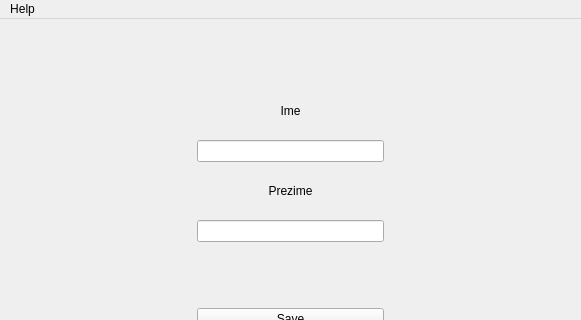
Above: gui_fajl.ui from Sasa993/Agent-Tool before the change; both pictures show x 0 to 581 and y 0 to 320 of the 581 by 461 pixel window. Below: the same form after it.
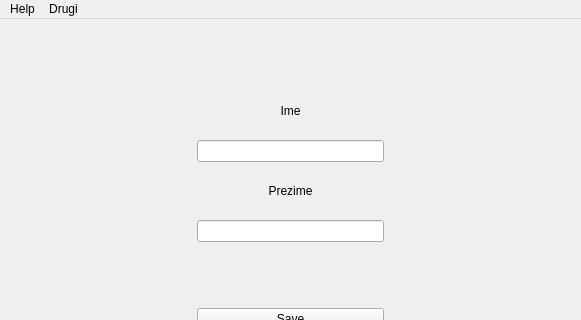
That is the form after the change. Icons and pictures are not drawn.

Patch:
```diff
--- a/gui_fajl.ui
+++ b/gui_fajl.ui
@@ -166,7 +166,14 @@
     </property>
     <addaction name="actionAbout"/>
    </widget>
+   <widget class="QMenu" name="menuTestic">
+    <property name="title">
+     <string>Drugi</string>
+    </property>
+    <addaction name="actionTestic"/>
+   </widget>
    <addaction name="menuHelp"/>
+   <addaction name="menuTestic"/>
   </widget>
   <widget class="QStatusBar" name="statusbar"/>
   <action name="actionSdsa">
```
Left out of the diff: 5 changed lines with no effect on the pictures.
